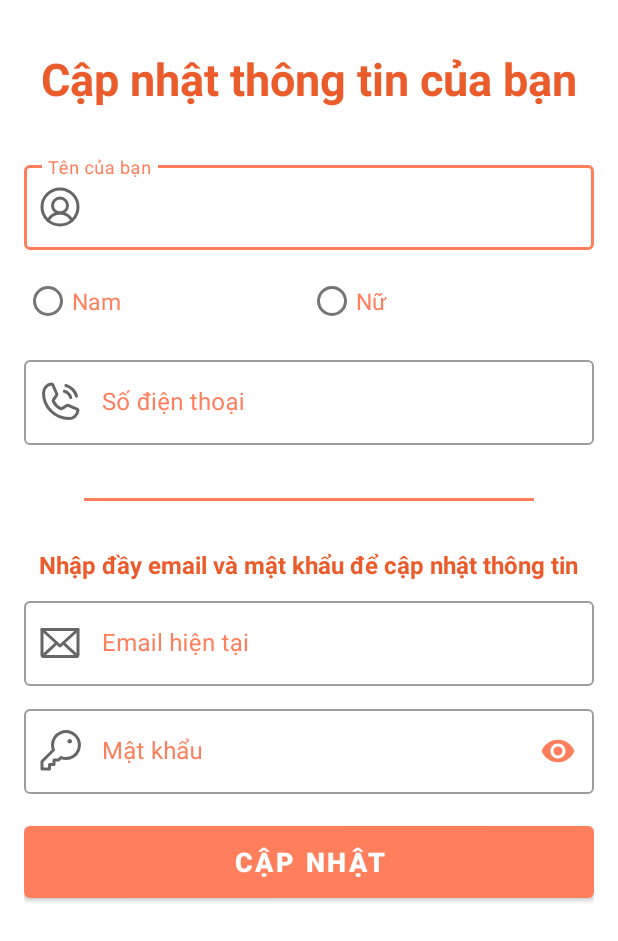
After one commit to Stewie12061/Pregbe, an Android app: the ThongTinMeActivity screen opened directly, with no data from a screen before it, on a phone screen of 412 x 824 dp. The commit adds this screen. Shown: the top 941 px of the screen. Run offline under Robolectric (Android 15) with nearby library versions, the phone set to English and light mode, and no system bars; our stand-ins replace Firebase (no records; nobody signed in at launch, a user with empty details on screens opened directly).

Commit message:
add update user

```diff
--- a/app/src/main/AndroidManifest.xml
+++ b/app/src/main/AndroidManifest.xml
@@ -7,6 +7,12 @@
         android:label="@string/app_name"
         android:supportsRtl="true"
         android:theme="@style/Theme.Pregbe">
+        <activity
+            android:name=".ThongTinBeActivity"
+            android:exported="true" />
+        <activity
+            android:name=".ThongTinMeActivity"
+            android:exported="true" />
         <activity
             android:name=".BaiVietDaLuuActivity"
             android:exported="true" />
--- /dev/null
+++ b/app/src/main/java/com/example/pregbe/ThongTinMeActivity.java
@@ -0,0 +1,187 @@
+package com.example.pregbe;
+
+import androidx.annotation.NonNull;
+import androidx.appcompat.app.AppCompatActivity;
+
+import android.app.ProgressDialog;
+import android.content.Intent;
+import android.os.Bundle;
+import android.text.TextUtils;
+import android.view.View;
+import android.widget.Button;
+import android.widget.EditText;
+import android.widget.RadioButton;
+import android.widget.RadioGroup;
+import android.widget.TextView;
+import android.widget.Toast;
+
+import com.example.pregbe.GioiThieu.ReadWriteUserDetails;
+import com.google.android.gms.tasks.OnCompleteListener;
+import com.google.android.gms.tasks.Task;
+import com.google.firebase.auth.AuthResult;
+import com.google.firebase.auth.FirebaseAuth;
+import com.google.firebase.auth.FirebaseUser;
+import com.google.firebase.database.DataSnapshot;
+import com.google.firebase.database.DatabaseError;
+import com.google.firebase.database.DatabaseReference;
+import com.google.firebase.database.FirebaseDatabase;
+import com.google.firebase.database.ValueEventListener;
+
+import java.util.regex.Matcher;
+import java.util.regex.Pattern;
+
+public class ThongTinMeActivity extends AppCompatActivity {
+
+    private EditText UPfullname, UPphone, UPcurrentEmail, UPcurrnetPass;
+    private RadioGroup UPradiogr;
+    private RadioButton Upradiobtnseletected;
+    private Button btnUpdate;
+
+    private String fullname, email, phonenumber, gender, password;
+
+    private FirebaseAuth firebaseAuth;
+    private FirebaseUser firebaseUser;
+
+    @Override
+    protected void onCreate(Bundle savedInstanceState) {
+        super.onCreate(savedInstanceState);
+        setContentView(R.layout.activity_thong_tin_me);
+
+        UPfullname = findViewById(R.id.UPedtFullname);
+        UPphone = findViewById(R.id.UPedtPhoneNumber);
+        UPcurrentEmail = findViewById(R.id.UPedtEmailLogIn);
+        UPcurrnetPass = findViewById(R.id.UPedtPasswordLogIn);
+        UPradiogr = findViewById(R.id.UPrdgr);
+
+
+        firebaseAuth = FirebaseAuth.getInstance();
+        firebaseUser = firebaseAuth.getCurrentUser();
+
+        showProfile(firebaseUser);
+
+        btnUpdate = findViewById(R.id.updatebtn);
+        btnUpdate.setOnClickListener(new View.OnClickListener() {
+            @Override
+            public void onClick(View v) {
+                updateProfile();
+            }
+        });
+    }
+
+    //fetch data and display
+    private void showProfile(FirebaseUser firebaseUser) {
+        String userID = firebaseUser.getUid();
+
+        DatabaseReference reference = FirebaseDatabase.getInstance().getReference("Users");
+
+        reference.child(userID).child("Parent").addListenerForSingleValueEvent(new ValueEventListener() {
+            @Override
+            public void onDataChange(@NonNull DataSnapshot snapshot) {
+                ReadWriteUserDetails readUserDetails = snapshot.getValue(ReadWriteUserDetails.class);
+                if (readUserDetails != null){
+                    fullname = readUserDetails.fullName;
+                    email = firebaseUser.getEmail();
+                    phonenumber = readUserDetails.phoneNumber;
+                    gender = readUserDetails.gender;
+
+                    UPfullname.setText(fullname);
+                    UPcurrentEmail.setText(email);
+                    UPphone.setText(phonenumber);
+                    if (gender.equals("Nam")){
+                        Upradiobtnseletected = findViewById(R.id.UPradioMen);
+                    }else {
+                        Upradiobtnseletected = findViewById(R.id.UPradioWomen);
+                    }
+                    Upradiobtnseletected.setChecked(true);
+                }else {
+                    Toast.makeText(ThongTinMeActivity.this, "Something went wrong!", Toast.LENGTH_SHORT).show();
+                }
+
+            }
+
+            @Override
+            public void onCancelled(@NonNull DatabaseError error) {
+                Toast.makeText(ThongTinMeActivity.this, "Something went wrong!", Toast.LENGTH_SHORT).show();
+            }
+        });
+    }
+
+    private void updateProfile() {
+        int selectedGenderID = UPradiogr.getCheckedRadioButtonId();
+        Upradiobtnseletected = findViewById(selectedGenderID);
+
+        String email = UPcurrentEmail.getText().toString().trim();
+        String password = UPcurrnetPass.getText().toString().trim();
+
+        String mobileRegex = "(0[3|5|7|8|9])+([0-9]{8})";
+        Matcher mobileMatcher;
+        Pattern mobilePattern = Pattern.compile(mobileRegex);
+        mobileMatcher = mobilePattern.matcher(phonenumber);
+
+        if (TextUtils.isEmpty(fullname)){
+            UPfullname.setError("You have to fill this information!");
+            UPfullname.requestFocus();
+        }else if (TextUtils.isEmpty(email)){
+            UPcurrentEmail.setError("You have to fill this information!");
+            UPcurrentEmail.requestFocus();
+        }else if (UPradiogr.getCheckedRadioButtonId() == -1){
+            Upradiobtnseletected.setError("You have to select your gender!");
+            Upradiobtnseletected.requestFocus();
+        }else if (TextUtils.isEmpty(phonenumber)){
+            UPphone.setError("You have to fill this information!");
+            UPphone.requestFocus();
+        }else if (phonenumber.length() != 10){
+            UPphone.setError("Mobile number should be 10 digits!");
+            UPphone.requestFocus();
+        }else if (!mobileMatcher.find()){
+            UPphone.setError("Mobile is not valid!");
+            UPphone.requestFocus();
+        }else if (TextUtils.isEmpty(password)){
+            UPcurrnetPass.setError("You have to fill this information!");
+            UPcurrnetPass.requestFocus();
+        }else {
+            FirebaseAuth auth = FirebaseAuth.getInstance();
+
+            auth.signInWithEmailAndPassword(email, password)
+                    .addOnCompleteListener(ThongTinMeActivity.this, new OnCompleteListener<AuthResult>() {
+                        @Override
+                        public void onComplete(@NonNull Task<AuthResult> task) {
+
+                            if (task.isSuccessful()) {
+                                gender = Upradiobtnseletected.getText().toString();
+                                fullname = UPfullname.getText().toString();
+                                phonenumber = UPphone.getText().toString();
+
+                                //enter data into firebase
+                                ReadWriteUserDetails writeUserDetails = new ReadWriteUserDetails(fullname,email,gender,phonenumber);
+
+                                //extract user reference from database
+                                DatabaseReference reference = FirebaseDatabase.getInstance().getReference("Users");
+
+                                String userID = firebaseUser.getUid();
+                                reference.child(userID).child("Parent").setValue(writeUserDetails).addOnCompleteListener(new OnCompleteListener<Void>() {
+                                    @Override
+                                    public void onComplete(@NonNull Task<Void> task) {
+                                        if (task.isSuccessful()){
+                                            //Stop user from returning to UpdateProfileActivily
+                                            Intent intent = new Intent(ThongTinMeActivity.this, MainActivity.class);
+                                            startActivity(intent);
+                                            finishAffinity();
+                                        }else {
+                                            try{
+                                                throw task.getException();
+                                            }catch (Exception e){
+                                                Toast.makeText(ThongTinMeActivity.this, e.getMessage(), Toast.LENGTH_SHORT).show();
+                                            }
+                                        }
+                                    }
+                                });
+                            } else {
+                                Toast.makeText(ThongTinMeActivity.this, "Wrong Email or Password!",
+                                        Toast.LENGTH_SHORT).show();
+                            }
+                        }
+                    });
+        }
+    }
+}
--- /dev/null
+++ b/app/src/main/res/layout/activity_thong_tin_me.xml
@@ -0,0 +1,189 @@
+<?xml version="1.0" encoding="utf-8"?>
+<androidx.core.widget.NestedScrollView xmlns:android="http://schemas.android.com/apk/res/android"
+    xmlns:app="http://schemas.android.com/apk/res-auto"
+    xmlns:tools="http://schemas.android.com/tools"
+    android:layout_width="match_parent"
+    android:layout_height="match_parent">
+
+
+    <androidx.constraintlayout.widget.ConstraintLayout
+        android:layout_width="match_parent"
+        android:layout_height="match_parent"
+        tools:context=".UpdateProfileActivity">
+
+
+        <TextView
+            android:id="@+id/text2"
+            android:layout_width="wrap_content"
+            android:layout_height="wrap_content"
+            android:layout_marginTop="32dp"
+            android:text="Cập nhật thông tin của bạn"
+            android:textAlignment="textStart"
+            android:textColor="@color/orange_500"
+            android:textSize="30dp"
+            android:textStyle="bold"
+            app:layout_constraintEnd_toEndOf="parent"
+            app:layout_constraintStart_toStartOf="parent"
+            app:layout_constraintTop_toTopOf="parent" />
+
+
+        <LinearLayout
+            android:id="@+id/linearLayout3"
+            android:layout_width="match_parent"
+            android:layout_height="wrap_content"
+            android:layout_marginStart="16dp"
+            android:layout_marginTop="32dp"
+            android:layout_marginEnd="16dp"
+            android:layout_marginBottom="16dp"
+            android:orientation="vertical"
+            app:layout_constraintBottom_toBottomOf="parent"
+            app:layout_constraintEnd_toEndOf="parent"
+            app:layout_constraintHorizontal_bias="0.0"
+            app:layout_constraintStart_toStartOf="parent"
+            app:layout_constraintTop_toBottomOf="@+id/text2"
+            app:layout_constraintVertical_bias="0.0">
+
+
+            <com.google.android.material.textfield.TextInputLayout
+                android:id="@+id/fullname"
+                style="@style/Widget.MaterialComponents.TextInputLayout.OutlinedBox"
+                android:layout_width="match_parent"
+                android:layout_height="wrap_content"
+                android:hint="Tên của bạn"
+                android:textColorHint="@color/orange_300"
+                app:startIconDrawable="@drawable/ic_user_icon">
+
+                <com.google.android.material.textfield.TextInputEditText
+                    android:id="@+id/UPedtFullname"
+                    android:layout_width="match_parent"
+                    android:layout_height="wrap_content">
+
+                </com.google.android.material.textfield.TextInputEditText>
+
+            </com.google.android.material.textfield.TextInputLayout>
+
+            <RadioGroup
+                android:id="@+id/UPrdgr"
+                android:layout_width="378dp"
+                android:layout_height="match_parent"
+                android:layout_marginTop="10dp"
+                android:orientation="horizontal">
+
+                <RadioButton
+                    android:id="@+id/UPradioMen"
+                    android:layout_width="189dp"
+                    android:layout_height="wrap_content"
+                    android:text="Nam"
+                    android:textColor="@color/orange_300"
+                    android:textSize="15dp" />
+
+                <RadioButton
+                    android:id="@+id/UPradioWomen"
+                    android:layout_width="189dp"
+                    android:layout_height="wrap_content"
+                    android:text="Nữ"
+                    android:textColor="@color/orange_300"
+                    android:textSize="15dp" />
+            </RadioGroup>
+
+            <com.google.android.material.textfield.TextInputLayout
+                android:id="@+id/phoneNumber"
+                style="@style/Widget.MaterialComponents.TextInputLayout.OutlinedBox"
+                android:layout_width="match_parent"
+                android:layout_height="wrap_content"
+                android:layout_marginTop="10dp"
+                android:hint="Số điện thoại"
+                android:textColorHint="@color/orange_300"
+                app:passwordToggleTint="@color/orange_300"
+                app:startIconDrawable="@drawable/ic_phone">
+
+                <com.google.android.material.textfield.TextInputEditText
+                    android:id="@+id/UPedtPhoneNumber"
+                    android:layout_width="match_parent"
+                    android:layout_height="wrap_content"
+                    android:inputType="number">
+
+                </com.google.android.material.textfield.TextInputEditText>
+
+            </com.google.android.material.textfield.TextInputLayout>
+
+            <View
+                android:layout_width="300dp"
+                android:layout_height="2dp"
+                android:layout_gravity="center"
+                android:layout_marginTop="35dp"
+                android:layout_marginBottom="15dp"
+                android:background="@color/orange_300" />
+
+            <TextView
+                android:layout_width="wrap_content"
+                android:layout_height="wrap_content"
+                android:layout_marginTop="16dp"
+                android:layout_gravity="center"
+                android:text="Nhập đầy email và mật khẩu để cập nhật thông tin"
+                android:textAlignment="center"
+                android:textColor="@color/orange_500"
+                android:textSize="16dp"
+                android:textStyle="bold" />
+
+
+            <com.google.android.material.textfield.TextInputLayout
+                android:id="@+id/EmailLogIn"
+                style="@style/Widget.MaterialComponents.TextInputLayout.OutlinedBox"
+                android:layout_width="match_parent"
+                android:layout_height="wrap_content"
+                android:layout_marginTop="8dp"
+                android:hint="Email hiện tại"
+                android:textColorHint="@color/orange_300"
+                android:transitionName="email"
+                app:startIconDrawable="@drawable/ic_email">
+
+                <com.google.android.material.textfield.TextInputEditText
+                    android:id="@+id/UPedtEmailLogIn"
+                    android:layout_width="match_parent"
+                    android:layout_height="wrap_content"
+                    android:imeOptions="actionNext">
+
+                </com.google.android.material.textfield.TextInputEditText>
+
+            </com.google.android.material.textfield.TextInputLayout>
+
+            <com.google.android.material.textfield.TextInputLayout
+                android:id="@+id/passwordLogIn"
+                style="@style/Widget.MaterialComponents.TextInputLayout.OutlinedBox"
+                android:layout_width="match_parent"
+                android:layout_height="wrap_content"
+                android:layout_marginTop="10dp"
+                android:hint="Mật khẩu"
+                android:textColorHint="@color/orange_300"
+                android:transitionName="password"
+                app:passwordToggleEnabled="true"
+                app:passwordToggleTint="@color/orange_300"
+                app:startIconDrawable="@drawable/ic_key">
+
+                <com.google.android.material.textfield.TextInputEditText
+                    android:id="@+id/UPedtPasswordLogIn"
+                    android:layout_width="match_parent"
+                    android:layout_height="wrap_content"
+                    android:imeOptions="actionDone"
+                    android:inputType="textPassword">
+
+                </com.google.android.material.textfield.TextInputEditText>
+
+            </com.google.android.material.textfield.TextInputLayout>
+
+
+            <Button
+                android:id="@+id/updatebtn"
+                android:layout_width="match_parent"
+                android:layout_height="60dp"
+                android:layout_marginTop="15dp"
+                android:text="Cập nhật"
+                android:textSize="18dp"
+                android:textStyle="bold"
+                android:transitionName="button" />
+
+        </LinearLayout>
+
+    </androidx.constraintlayout.widget.ConstraintLayout>
+</androidx.core.widget.NestedScrollView>
--- a/app/src/main/res/layout/fragment_canhan.xml
+++ b/app/src/main/res/layout/fragment_canhan.xml
@@ -102,6 +102,7 @@
                             app:layout_constraintTop_toTopOf="parent">
 
                             <LinearLayout
+                                android:id="@+id/thongtinMe"
                                 android:layout_width="match_parent"
                                 android:layout_height="match_parent"
                                 android:orientation="vertical">
@@ -193,6 +194,7 @@
                             app:layout_constraintTop_toTopOf="parent">
 
                             <LinearLayout
+                                android:id="@+id/thongtinBe"
                                 android:layout_width="match_parent"
                                 android:layout_height="match_parent"
                                 android:layout_gravity="center"
@@ -211,7 +213,7 @@
                                     android:layout_width="match_parent"
                                     android:layout_height="wrap_content"
                                     android:gravity="center"
-                                    android:text="Lịch khám"
+                                    android:text="Thông tin của bé"
                                     android:textColor="@color/blue_400"
                                     android:textSize="@dimen/lable_3"
                                     android:textStyle="bold" />
```
Also changed, not shown: app/src/main/java/com/example/pregbe/Fragment/CanhanFragment.java (+21 -1 lines), app/src/main/java/com/example/pregbe/ThongTinBeActivity.java (added, +156 -0 lines), app/src/main/res/layout/activity_thong_tin_be.xml (added, +161 -0 lines).
